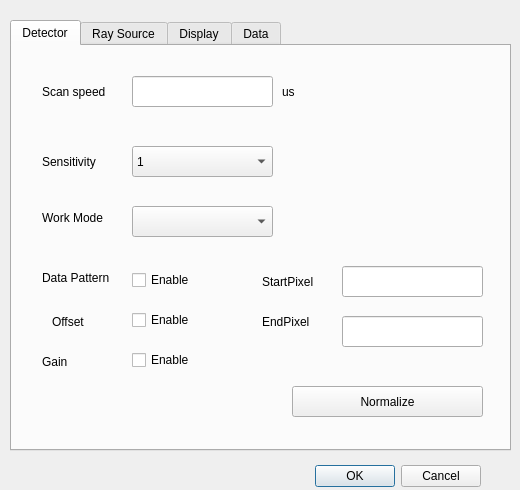
This is settingdialog.ui in zhengyi-beijing/ApponsView as Qt 5 draws it before an edit. The edited form follows.
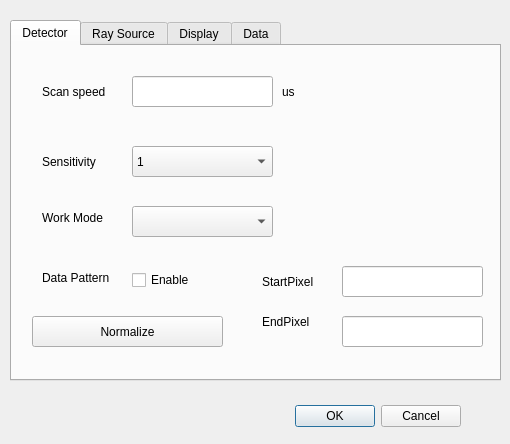
This is the edited form. The open tabs and pages were chosen to show the change.

```diff
--- a/settingdialog.ui
+++ b/settingdialog.ui
@@ -6,8 +6,8 @@
    <rect>
     <x>0</x>
     <y>0</y>
-    <width>520</width>
-    <height>490</height>
+    <width>510</width>
+    <height>444</height>
    </rect>
   </property>
   <property name="windowTitle">
@@ -16,8 +16,8 @@
   <widget class="QDialogButtonBox" name="buttonBox">
    <property name="geometry">
     <rect>
-     <x>140</x>
-     <y>460</y>
+     <x>120</x>
+     <y>400</y>
      <width>341</width>
      <height>32</height>
     </rect>
@@ -34,8 +34,8 @@
     <rect>
      <x>10</x>
      <y>20</y>
-     <width>501</width>
-     <height>431</height>
+     <width>491</width>
+     <height>361</height>
     </rect>
    </property>
    <property name="currentIndex">
@@ -200,63 +200,11 @@
       <string>Enable</string>
      </property>
     </widget>
-    <widget class="QLabel" name="label_19">
-     <property name="geometry">
-      <rect>
-       <x>40</x>
-       <y>270</y>
-       <width>54</width>
-       <height>12</height>
-      </rect>
-     </property>
-     <property name="text">
-      <string>Offset</string>
-     </property>
-    </widget>
-    <widget class="QCheckBox" name="offset">
-     <property name="geometry">
-      <rect>
-       <x>120</x>
-       <y>260</y>
-       <width>71</width>
-       <height>28</height>
-      </rect>
-     </property>
-     <property name="text">
-      <string>Enable</string>
-     </property>
-    </widget>
-    <widget class="QLabel" name="label_20">
-     <property name="geometry">
-      <rect>
-       <x>30</x>
-       <y>310</y>
-       <width>54</width>
-       <height>12</height>
-      </rect>
-     </property>
-     <property name="text">
-      <string>Gain</string>
-     </property>
-    </widget>
-    <widget class="QCheckBox" name="gain">
-     <property name="geometry">
-      <rect>
-       <x>120</x>
-       <y>300</y>
-       <width>131</width>
-       <height>28</height>
-      </rect>
-     </property>
-     <property name="text">
-      <string>Enable</string>
-     </property>
-    </widget>
     <widget class="QPushButton" name="normalize">
      <property name="geometry">
       <rect>
-       <x>280</x>
-       <y>340</y>
+       <x>20</x>
+       <y>270</y>
        <width>191</width>
        <height>31</height>
       </rect>
```
Left out of the diff: 28 changed lines with no effect on the pictures.
